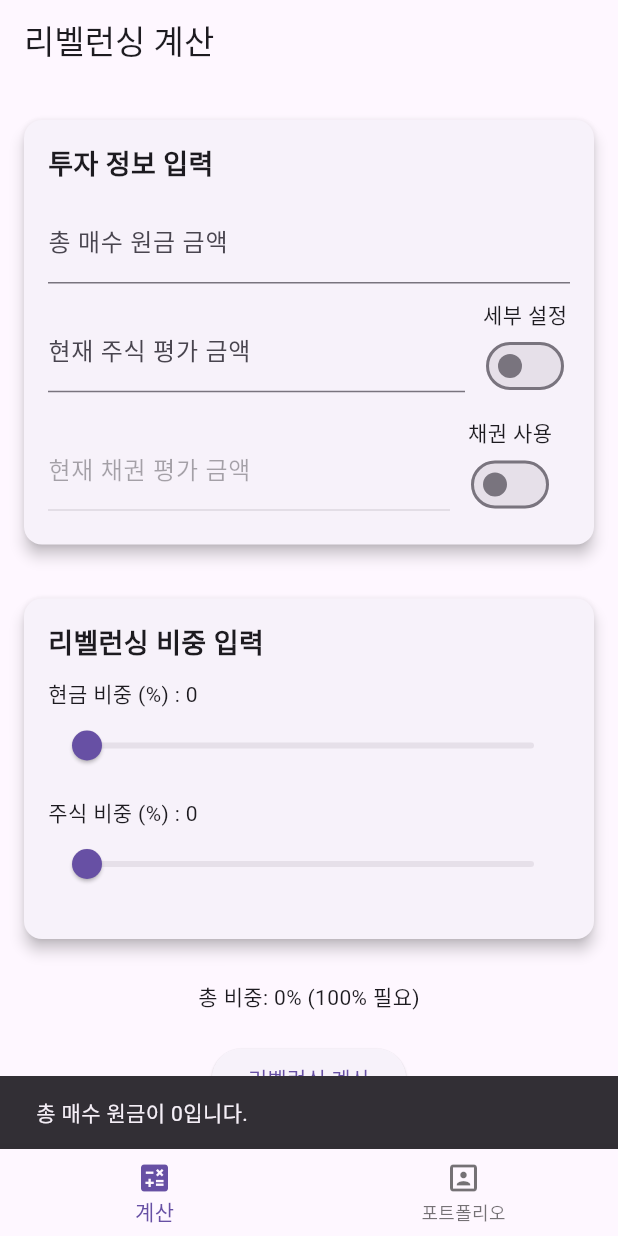
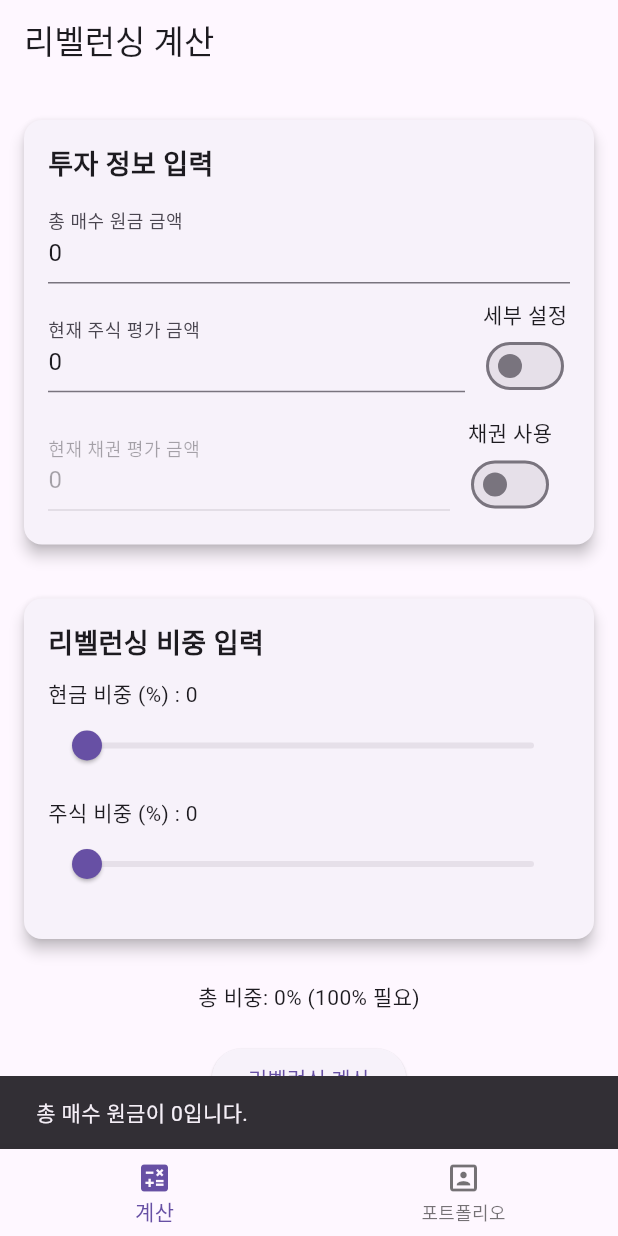
Before and after one commit to akra-devs/stock-balancer-flutter, a Flutter app: the screen it shows after launch, after a tap on "리벨런싱 계산", on a phone screen of 412 x 824 dp. Run offline on Flutter 3.47's test engine with Material 3 defaults, Android fonts, the phone set to English and light mode, and no system bars; our stand-ins replace flutter_bloc, flutter_masked_text2, freezed_annotation.

Commit message:
feat: 리벨런싱 계산 시, blocState 전달 로직

```diff
--- a/lib/main.dart
+++ b/lib/main.dart
@@ -10,7 +10,16 @@ void main() {
 class RebalancingApp extends StatelessWidget {
   @override
   Widget build(BuildContext context) {
-    return MaterialApp(
+    return MultiBlocProvider(
+      providers: [
+        BlocProvider<RebalancingBloc>(
+          create: (_) => RebalancingBloc(),
+        ),
+        BlocProvider<PortfolioBloc>(
+          create: (_) => PortfolioBloc(),
+        ),
+      ],
+      child: MaterialApp(
         title: '리벨런싱 앱',
         theme: ThemeData(
           primarySwatch: Colors.blue,
@@ -18,6 +27,7 @@ class RebalancingApp extends StatelessWidget {
         ),
         darkTheme: ThemeData(brightness: Brightness.dark),
         home: MainScreen(),
+      ),
     );
   }
 }
@@ -30,18 +40,10 @@ class MainScreen extends StatefulWidget {
 class _MainScreenState extends State<MainScreen> {
   int _selectedIndex = 0;
 
-  /// 각 탭을 BlocProvider로 감싸서, 필요한 Bloc을 주입해 줍니다.
+  // 각 탭은 별도의 파일에 구현된 위젯을 사용합니다.
   final List<Widget> _pages = [
-    // 계산 탭
-    BlocProvider(
-      create: (_) => RebalancingBloc(),
-      child: RebalancingHomePage(),
-    ),
-    // 포트폴리오 탭
-    BlocProvider(
-      create: (_) => PortfolioBloc(),
-      child: PortfolioPage(),
-    ),
+    RebalancingHomePage(), // 계산 탭
+    PortfolioPage(),       // 포트폴리오 탭
   ];
 
   void _onItemTapped(int index) {
--- a/lib/rebalancing_tab.dart
+++ b/lib/rebalancing_tab.dart
@@ -1,52 +1,76 @@
 import 'package:flutter/material.dart';
 import 'package:flutter_bloc/flutter_bloc.dart';
+import 'package:flutter_masked_text2/flutter_masked_text2.dart';
 import 'package:freezed_annotation/freezed_annotation.dart';
+import 'package:intl/intl.dart';
+import 'package:stock_rebalance/portfolio_tab.dart';
 
 part 'rebalancing_tab.freezed.dart';
 
+/// Extension: MoneyMaskedTextController에서 정수값을 쉽게 가져오기 위한 getter
+extension MoneyMaskedTextControllerInt on MoneyMaskedTextController {
+  int get intValue => numberValue.toInt();
+}
+
+final numberFormatter = NumberFormat('#,###');
+
+extension NumberFormatting on num {
+  String toNumberFormat() {
+    return numberFormatter.format(this.toInt());
+  }
+}
+
 ///────────────────────────────
-/// 계산 탭 Bloc 관련 코드
+/// 계산 탭 Bloc 관련 코드 (상태값은 int로 관리)
 ///────────────────────────────
 
 abstract class RebalancingEvent {}
 
 class TotalInvestmentChanged extends RebalancingEvent {
-  final String totalInvestment;
+  final int totalInvestment;
+
   TotalInvestmentChanged(this.totalInvestment);
 }
 
 class CurrentStockValueChanged extends RebalancingEvent {
-  final String currentStockValue;
+  final int currentStockValue;
+
   CurrentStockValueChanged(this.currentStockValue);
 }
 
 class CurrentBondValueChanged extends RebalancingEvent {
-  final String currentBondValue;
+  final int currentBondValue;
+
   CurrentBondValueChanged(this.currentBondValue);
 }
 
 class CashRatioChanged extends RebalancingEvent {
-  final double cashRatio;
+  final int cashRatio;
+
   CashRatioChanged(this.cashRatio);
 }
 
 class StockRatioChanged extends RebalancingEvent {
-  final double stockRatio;
+  final int stockRatio;
+
   StockRatioChanged(this.stockRatio);
 }
 
 class BondRatioChanged extends RebalancingEvent {
-  final double bondRatio;
+  final int bondRatio;
+
   BondRatioChanged(this.bondRatio);
 }
 
 class IndividualStockRatioChanged extends RebalancingEvent {
-  final double individualStockRatio;
+  final int individualStockRatio;
+
   IndividualStockRatioChanged(this.individualStockRatio);
 }
 
 class IndexStockRatioChanged extends RebalancingEvent {
-  final double indexStockRatio;
+  final int indexStockRatio;
+
   IndexStockRatioChanged(this.indexStockRatio);
 }
 
@@ -57,14 +81,14 @@ class ToggleBondEvaluation extends RebalancingEvent {}
 @freezed
 class RebalancingState with _$RebalancingState {
   factory RebalancingState({
-    @Default("0.0") String totalInvestment,
-    @Default("0.0") String currentStockValue,
-    @Default("0.0") String currentBondValue,
-    @Default(0.0) double cashRatio,
-    @Default(0.0) double stockRatio,
-    @Default(0.0) double bondRatio,
-    @Default(0.0) double individualStockRatio,
-    @Default(0.0) double indexStockRatio,
+    @Default(0) int totalInvestment,
+    @Default(0) int currentStockValue,
+    @Default(0) int currentBondValue,
+    @Default(0) int cashRatio,
+    @Default(0) int stockRatio,
+    @Default(0) int bondRatio,
+    @Default(0) int individualStockRatio,
+    @Default(0) int indexStockRatio,
     @Default(false) bool isStockDetailOn,
     @Default(false) bool isBondEvaluationEnabled,
   }) = _RebalancingState;
@@ -82,50 +106,50 @@ class RebalancingBloc extends Bloc<RebalancingEvent, RebalancingState> {
       emit(state.copyWith(currentBondValue: event.currentBondValue));
     });
     on<CashRatioChanged>((event, emit) {
-      double newCash;
+      int newCash;
       if (state.isBondEvaluationEnabled) {
-        double maxCash = 100 - state.stockRatio;
+        int maxCash = 100 - state.stockRatio;
         newCash = event.cashRatio.clamp(0, maxCash);
-        double newBond = 100 - (newCash + state.stockRatio);
+        int newBond = 100 - (newCash + state.stockRatio);
         emit(state.copyWith(cashRatio: newCash, bondRatio: newBond));
       } else {
-        double maxCash = 100;
+        int maxCash = 100;
         newCash = event.cashRatio.clamp(0, maxCash);
-        double newStock = 100 - newCash;
+        int newStock = 100 - newCash;
         emit(state.copyWith(cashRatio: newCash, stockRatio: newStock));
       }
     });
     on<StockRatioChanged>((event, emit) {
-      double newStock;
+      int newStock;
       if (state.isBondEvaluationEnabled) {
-        double maxStock = 100 - state.cashRatio;
+        int maxStock = 100 - state.cashRatio;
         newStock = event.stockRatio.clamp(0, maxStock);
-        double newBond = 100 - (state.cashRatio + newStock);
+        int newBond = 100 - (state.cashRatio + newStock);
         emit(state.copyWith(stockRatio: newStock, bondRatio: newBond));
       } else {
-        double maxStock = 100;
+        int maxStock = 100;
         newStock = event.stockRatio.clamp(0, maxStock);
-        double newCash = 100 - newStock;
+        int newCash = 100 - newStock;
         emit(state.copyWith(stockRatio: newStock, cashRatio: newCash));
       }
     });
     on<BondRatioChanged>((event, emit) {
       if (state.isBondEvaluationEnabled) {
-        double maxBond = 100 - (state.cashRatio + state.stockRatio);
-        double newBond = event.bondRatio.clamp(0, maxBond);
-        double newStock = 100 - (state.cashRatio + newBond);
+        int maxBond = 100 - (state.cashRatio + state.stockRatio);
+        int newBond = event.bondRatio.clamp(0, maxBond);
+        int newStock = 100 - (state.cashRatio + newBond);
         emit(state.copyWith(bondRatio: newBond, stockRatio: newStock));
       }
     });
     on<IndividualStockRatioChanged>((event, emit) {
-      double newInd = event.individualStockRatio;
-      double newIndex = 100 - newInd;
+      int newInd = event.individualStockRatio;
+      int newIndex = 100 - newInd;
       emit(state.copyWith(
           individualStockRatio: newInd, indexStockRatio: newIndex));
     });
     on<IndexStockRatioChanged>((event, emit) {
-      double newIndex = event.indexStockRatio;
-      double newInd = 100 - newIndex;
+      int newIndex = event.indexStockRatio;
+      int newInd = 100 - newIndex;
       emit(state.copyWith(
           indexStockRatio: newIndex, individualStockRatio: newInd));
     });
@@ -133,7 +157,8 @@ class RebalancingBloc extends Bloc<RebalancingEvent, RebalancingState> {
       emit(state.copyWith(isStockDetailOn: !state.isStockDetailOn));
     });
     on<ToggleBondEvaluation>((event, emit) {
-      emit(state.copyWith(isBondEvaluationEnabled: !state.isBondEvaluationEnabled));
+      emit(state.copyWith(
+          isBondEvaluationEnabled: !state.isBondEvaluationEnabled));
     });
   }
 }
@@ -159,34 +184,29 @@ class RebalancingHomePage extends StatelessWidget {
             SizedBox(height: 20),
             BlocBuilder<RebalancingBloc, RebalancingState>(
               builder: (context, state) {
-                double totalRatio = state.cashRatio +
+                int totalRatio = state.cashRatio +
                     state.stockRatio +
                     (state.isBondEvaluationEnabled ? state.bondRatio : 0);
-                return Text(
-                    '총 비중: ${totalRatio.toStringAsFixed(0)}% (100% 필요)');
+                return Text('총 비중: $totalRatio% (100% 필요)');
               },
             ),
             SizedBox(height: 20),
             ElevatedButton(
               onPressed: () {
                 final state = context.read<RebalancingBloc>().state;
-                double totalInvestment =
-                    double.tryParse(state.totalInvestment) ?? 0.0;
-                double currentStockValue =
-                    double.tryParse(state.currentStockValue) ?? 0.0;
-                double cashRatio = state.cashRatio;
-
-                if (totalInvestment == 0) {
-                  ScaffoldMessenger.of(context).showSnackBar(
-                      SnackBar(content: Text('총 매수 원금이 0입니다.')));
+                if (state.totalInvestment == 0) {
+                  ScaffoldMessenger.of(context)
+                      .showSnackBar(SnackBar(content: Text('총 매수 원금이 0입니다.')));
                   return;
                 }
-                if (cashRatio >= 100) {
+                if (state.cashRatio >= 100) {
                   ScaffoldMessenger.of(context).showSnackBar(
                       SnackBar(content: Text('현금비중이 100% 이상일 수 없습니다.')));
                   return;
                 }
-
+                double totalInvestment = state.totalInvestment.toDouble();
+                double currentStockValue = state.currentStockValue.toDouble();
+                double cashRatio = state.cashRatio.toDouble();
                 double impliedCash =
                     totalInvestment * (cashRatio / (100 - cashRatio));
                 double targetCash =
@@ -195,12 +215,21 @@ class RebalancingHomePage extends StatelessWidget {
                 String action = rebalanceAmount > 0 ? '매도' : '매수';
                 double amount = rebalanceAmount.abs();
 
+                // PortfolioBloc에 계산 결과 전달 (PortfolioItem 생성 후 add 이벤트 발행)
+                final portfolioItem = PortfolioItem.create(
+                  rebalanceAmount: rebalanceAmount,
+                  totalInvestment: totalInvestment,
+                  currentStockValue: currentStockValue,
+                );
+                context.read<PortfolioBloc>()
+                    .add(PortfolioEvent.add(portfolioItem));
+
                 showDialog(
                   context: context,
                   builder: (context) => AlertDialog(
                     title: Text('리벨런싱 결과'),
-                    content: Text(
-                        '주식을 ${amount.toStringAsFixed(2)} 만큼 $action 하세요.'),
+                    content:
+                        Text('주식을 ${amount.toNumberFormat()}원 만큼 $action 하세요.'),
                     actions: [
                       TextButton(
                         onPressed: () {
@@ -221,7 +250,47 @@ class RebalancingHomePage extends StatelessWidget {
   }
 }
 
-class InvestmentInfoCard extends StatelessWidget {
+class InvestmentInfoCard extends StatefulWidget {
+  @override
+  _InvestmentInfoCardState createState() => _InvestmentInfoCardState();
+}
+
+class _InvestmentInfoCardState extends State<InvestmentInfoCard> {
+  late MoneyMaskedTextController totalInvestmentController;
+  late MoneyMaskedTextController currentStockValueController;
+  late MoneyMaskedTextController currentBondValueController;
+
+  @override
+  void initState() {
+    super.initState();
+    totalInvestmentController = MoneyMaskedTextController(
+      decimalSeparator: '',
+      thousandSeparator: ',',
+      precision: 0,
+      initialValue: 0,
+    );
+    currentStockValueController = MoneyMaskedTextController(
+      decimalSeparator: '',
+      thousandSeparator: ',',
+      precision: 0,
+      initialValue: 0,
+    );
+    currentBondValueController = MoneyMaskedTextController(
+      decimalSeparator: '',
+      thousandSeparator: ',',
+      precision: 0,
+      initialValue: 0,
+    );
+  }
+
+  @override
+  void dispose() {
+    totalInvestmentController.dispose();
+    currentStockValueController.dispose();
+    currentBondValueController.dispose();
+    super.dispose();
+  }
+
   @override
   Widget build(BuildContext context) {
     final bloc = context.read<RebalancingBloc>();
@@ -238,22 +307,33 @@ class InvestmentInfoCard extends StatelessWidget {
               style: TextStyle(fontSize: 18, fontWeight: FontWeight.bold),
             ),
             SizedBox(height: 10),
+            // 총 매수 원금 금액 입력
             TextField(
-              onChanged: (value) => bloc.add(TotalInvestmentChanged(value)),
+              controller: totalInvestmentController,
+              keyboardType: TextInputType.number,
               decoration: InputDecoration(
                 labelText: '총 매수 원금 금액',
               ),
+              onChanged: (value) {
+                bloc.add(
+                    TotalInvestmentChanged(totalInvestmentController.intValue));
+              },
             ),
             SizedBox(height: 10),
             Row(
               children: [
                 Expanded(
+                  // 현재 주식 평가 금액 입력
                   child: TextField(
-                    onChanged: (value) =>
-                        bloc.add(CurrentStockValueChanged(value)),
+                    controller: currentStockValueController,
+                    keyboardType: TextInputType.number,
                     decoration: InputDecoration(
                       labelText: '현재 주식 평가 금액',
                     ),
+                    onChanged: (value) {
+                      bloc.add(CurrentStockValueChanged(
+                          currentStockValueController.intValue));
+                    },
                   ),
                 ),
                 SizedBox(width: 10),
@@ -278,15 +358,20 @@ class InvestmentInfoCard extends StatelessWidget {
             Row(
               children: [
                 Expanded(
+                  // 현재 채권 평가 금액 입력
                   child: BlocBuilder<RebalancingBloc, RebalancingState>(
                     builder: (context, state) {
                       return TextField(
-                        onChanged: (value) =>
-                            bloc.add(CurrentBondValueChanged(value)),
+                        controller: currentBondValueController,
+                        keyboardType: TextInputType.number,
                         enabled: state.isBondEvaluationEnabled,
                         decoration: InputDecoration(
                           labelText: '현재 채권 평가 금액',
                         ),
+                        onChanged: (value) {
+                          bloc.add(CurrentBondValueChanged(
+                              currentBondValueController.intValue));
+                        },
                       );
                     },
                   ),
@@ -336,65 +421,66 @@ class RebalancingRatioCard extends StatelessWidget {
                   style: TextStyle(fontSize: 18, fontWeight: FontWeight.bold),
                 ),
                 SizedBox(height: 10),
-                Text('현금 비중 (%) : ${state.cashRatio.toStringAsFixed(0)}'),
+                Text('현금 비중 (%) : ${state.cashRatio.toString()}'),
                 Slider(
-                  value: state.cashRatio,
+                  value: state.cashRatio.toDouble(),
                   min: 0,
                   max: 100,
                   divisions: 100,
-                  label: state.cashRatio.toStringAsFixed(0),
+                  label: state.cashRatio.toString(),
                   onChanged: (value) {
-                    bloc.add(CashRatioChanged(value));
+                    bloc.add(CashRatioChanged(value.round()));
                   },
                 ),
                 SizedBox(height: 10),
-                Text('주식 비중 (%) : ${state.stockRatio.toStringAsFixed(0)}'),
+                Text('주식 비중 (%) : ${state.stockRatio.toString()}'),
                 Slider(
-                  value: state.stockRatio,
+                  value: state.stockRatio.toDouble(),
                   min: 0,
                   max: 100,
                   divisions: 100,
-                  label: state.stockRatio.toStringAsFixed(0),
+                  label: state.stockRatio.toString(),
                   onChanged: (value) {
-                    bloc.add(StockRatioChanged(value));
+                    bloc.add(StockRatioChanged(value.round()));
                   },
                 ),
                 if (state.isStockDetailOn) ...[
                   SizedBox(height: 10),
-                  Text('개별 주식 비중 (%) : ${state.individualStockRatio.toStringAsFixed(0)}'),
+                  Text(
+                      '개별 주식 비중 (%) : ${state.individualStockRatio.toString()}'),
                   Slider(
-                    value: state.individualStockRatio,
+                    value: state.individualStockRatio.toDouble(),
                     min: 0,
                     max: 100,
                     divisions: 100,
-                    label: state.individualStockRatio.toStringAsFixed(0),
+                    label: state.individualStockRatio.toString(),
                     onChanged: (value) {
-                      bloc.add(IndividualStockRatioChanged(value));
+                      bloc.add(IndividualStockRatioChanged(value.round()));
                     },
                   ),
-                  Text('지수 주식 비중 (%) : ${state.indexStockRatio.toStringAsFixed(0)}'),
+                  Text('지수 주식 비중 (%) : ${state.indexStockRatio.toString()}'),
                   Slider(
-                    value: state.indexStockRatio,
+                    value: state.indexStockRatio.toDouble(),
                     min: 0,
                     max: 100,
                     divisions: 100,
-                    label: state.indexStockRatio.toStringAsFixed(0),
+                    label: state.indexStockRatio.toString(),
                     onChanged: (value) {
-                      bloc.add(IndexStockRatioChanged(value));
+                      bloc.add(IndexStockRatioChanged(value.round()));
                     },
                   ),
                 ],
                 SizedBox(height: 10),
                 if (state.isBondEvaluationEnabled) ...[
-                  Text('채권 비중 (%) : ${state.bondRatio.toStringAsFixed(0)}'),
+                  Text('채권 비중 (%) : ${state.bondRatio.toString()}'),
                   Slider(
-                    value: state.bondRatio,
+                    value: state.bondRatio.toDouble(),
                     min: 0,
                     max: 100,
                     divisions: 100,
-                    label: state.bondRatio.toStringAsFixed(0),
+                    label: state.bondRatio.toString(),
                     onChanged: (value) {
-                      bloc.add(BondRatioChanged(value));
+                      bloc.add(BondRatioChanged(value.round()));
                     },
                   ),
                 ],
--- a/pubspec.yaml
+++ b/pubspec.yaml
@@ -36,6 +36,7 @@ dependencies:
   build_runner: ^2.0.0
   intl: ^0.18.1
   uuid: ^3.0.6
+  flutter_masked_text2: ^0.9.1
 
 
 
```
Also changed, not shown: lib/rebalancing_tab.freezed.dart, pubspec.lock. Lines whose indentation alone changed are shown as unchanged.
